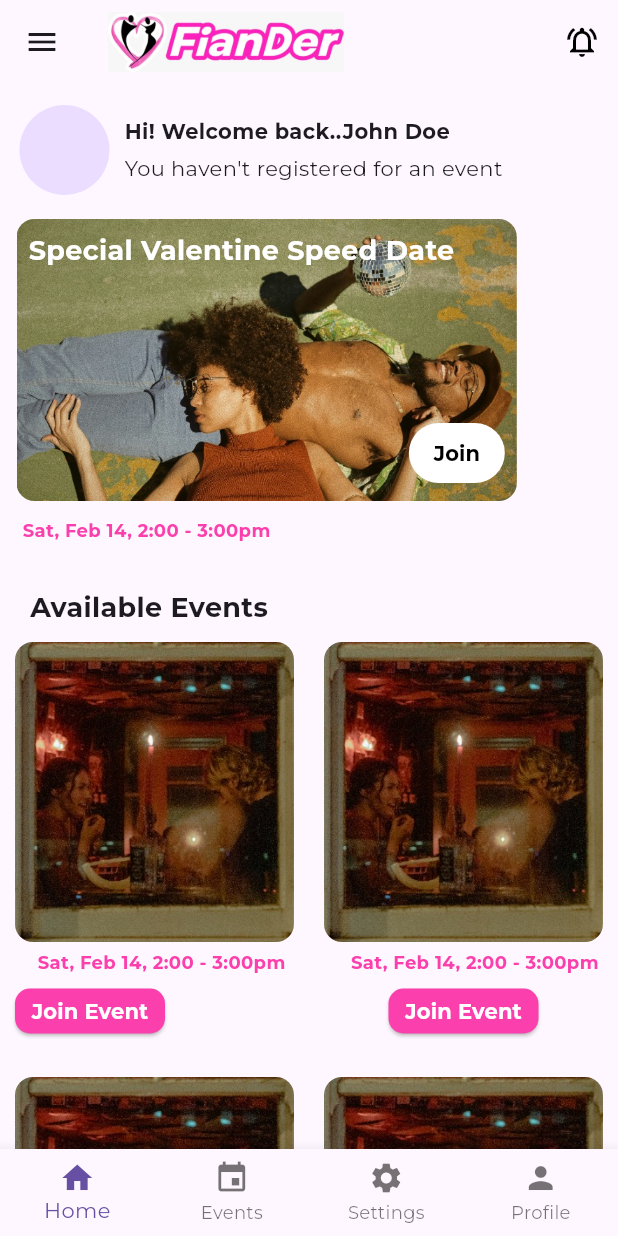
After one commit to Obleanx/89Orbit, a Flutter app: the HomeScreen1 screen opened directly, after a tap on the "menu" icon, on a phone screen of 412 x 824 dp. The commit adds this screen. Run offline on Flutter 3.47's test engine with Material 3 defaults, Android fonts, the phone set to English and light mode, and no system bars; drawn by our look-alikes of carousel_slider; our stand-ins replace cloud_firestore, firebase_auth, firebase_core, google_fonts, smooth_page_indicator; accounts and stored records are empty.

Commit message:
added the home screens

```diff
--- /dev/null
+++ b/lib/PROVIDERS/home_screen_provider.dart
@@ -0,0 +1,13 @@
+import 'package:flutter/foundation.dart';
+
+class HomeScreenProvider with ChangeNotifier {
+  // Example state variable
+  String _exampleData = 'Initial data';
+
+  String get exampleData => _exampleData;
+
+  void updateExampleData(String newData) {
+    _exampleData = newData;
+    notifyListeners();
+  }
+}
--- /dev/null
+++ b/lib/SCREENS/ALL HOME SCREEN/home_screen.dart
@@ -0,0 +1,424 @@
+import 'package:fiander/CONSTANTS/constants.dart';
+import 'package:flutter/material.dart';
+import 'package:carousel_slider/carousel_slider.dart';
+
+void main() {
+  runApp(MyApp());
+}
+
+class MyApp extends StatelessWidget {
+  @override
+  Widget build(BuildContext context) {
+    return MaterialApp(
+      title: 'Sliver Todo App',
+      theme: ThemeData(
+        primarySwatch: Colors.blue,
+      ),
+      home: HomeScreen1(),
+    );
+  }
+}
+
+class HomeScreen1 extends StatelessWidget {
+  @override
+  Widget build(BuildContext context) {
+    return Scaffold(
+      backgroundColor: Colors.grey[270],
+      body: CustomScrollView(
+        slivers: [
+          SliverAppBar(
+            floating: true,
+            pinned: true,
+            expandedHeight: 70,
+            leading: IconButton(
+              icon: const Icon(Icons.menu),
+              onPressed: () {
+                // TODO: Implement menu functionality
+              },
+            ),
+            title: Image.asset('lib/images/fianderlogo.png', height: 40),
+            actions: [
+              IconButton(
+                icon: const Icon(
+                  Icons.notifications_active_outlined,
+                  color: Colors.black,
+                ),
+                onPressed: () {
+                  // TODO: Implement notification functionality
+                },
+              ),
+            ],
+          ),
+          SliverToBoxAdapter(
+            child: Column(
+              crossAxisAlignment: CrossAxisAlignment.start,
+              children: [
+                UserWelcome(),
+                const SizedBox(height: 10),
+                CarouselSection(),
+                EventDateText(),
+                AvailableEventsTitle(),
+                EventGrid(),
+                EventGrid(),
+                UpcomingEventsTitle(),
+                const UpcomingEventCard(
+                  date: 'Saturday, April 13th',
+                  time: '2:00-3:00pm',
+                ),
+                const SizedBox(height: 20),
+                const UpcomingEventCard(
+                  date: 'Sunday, April 14th',
+                  time: '4:00-5:00pm',
+                ),
+                const SizedBox(height: 16),
+              ],
+            ),
+          ),
+        ],
+      ),
+      bottomNavigationBar: CustomBottomNavigationBar(),
+    );
+  }
+}
+
+class UserWelcome extends StatelessWidget {
+  @override
+  Widget build(BuildContext context) {
+    return Padding(
+      padding: const EdgeInsets.only(left: 13),
+      child: Row(
+        children: [
+          const CircleAvatar(
+            radius: 30,
+            // backgroundImage: NetworkImage('https://example.com/user_image.jpg'),
+          ),
+          const SizedBox(width: 10),
+          Expanded(
+            child: Column(
+              crossAxisAlignment: CrossAxisAlignment
+                  .start, // Aligns text to the start of the Column
+
+              children: [
+                const Text(
+                  'Hi! Welcome back..John Doe',
+                  style: TextStyle(fontWeight: FontWeight.bold),
+                ),
+                const SizedBox(height: 5),
+                EventRegistrationStatus(),
+              ],
+            ),
+          ),
+        ],
+      ),
+    );
+  }
+}
+
+class EventRegistrationStatus extends StatelessWidget {
+  @override
+  Widget build(BuildContext context) {
+    return const Text("You haven't registered for an event");
+  }
+}
+
+class CarouselSection extends StatelessWidget {
+  final List<String> images = [
+    'lib/images/home1.jpeg',
+    'lib/images/home2.jpeg',
+    'lib/images/home3.jpeg',
+  ];
+
+  @override
+  Widget build(BuildContext context) {
+    return Container(
+      height: 200,
+      child: CarouselSlider(
+        options: CarouselOptions(
+          aspectRatio: 16 / 9,
+          viewportFraction: 1,
+          enlargeCenterPage: true,
+          enableInfiniteScroll: false,
+          autoPlay: true,
+        ),
+        items: images.map((image) {
+          return Builder(
+            builder: (BuildContext context) {
+              return Padding(
+                padding: const EdgeInsets.all(6.0),
+                child: Container(
+                  width: MediaQuery.of(context).size.width,
+                  margin: const EdgeInsets.symmetric(horizontal: 5.0),
+                  decoration: BoxDecoration(
+                    borderRadius: BorderRadius.circular(12),
+                    image: DecorationImage(
+                      image: AssetImage(image),
+                      fit: BoxFit.cover,
+                    ),
+                  ),
+                  child: Stack(
+                    children: [
+                      const Padding(
+                        padding: EdgeInsets.all(8.0),
+                        child: Align(
+                          alignment: Alignment.topLeft,
+                          child: Row(
+                            children: [
+                              Text(
+                                'Special Valentine Speed Date',
+                                style: TextStyle(
+                                  color: Colors.white,
+                                  fontSize: 18,
+                                  fontWeight: FontWeight.bold,
+                                ),
+                              ),
+                              //there is no space to add the love(heart icon)
+                            ],
+                          ),
+                        ),
+                      ),
+                      Positioned(
+                        bottom: 8,
+                        right: 8,
+                        child: TextButton(
+                          onPressed: () {
+                            // Handle button press
+                          },
+                          style: TextButton.styleFrom(
+                            foregroundColor: TextsInsideButtonColor,
+                            backgroundColor:
+                                Colors.white, // Ensure transparent background
+                            padding: const EdgeInsets.symmetric(
+                                horizontal: 16, vertical: 8),
+                          ),
+                          child: const Text(
+                            'Join',
+                            style: TextStyle(
+                                color: Colors.black,
+                                fontWeight: FontWeight.bold),
+                          ),
+                        ),
+                      ),
+                    ],
+                  ),
+                ),
+              );
+            },
+          );
+        }).toList(),
+      ),
+    );
+  }
+}
+
+class EventDateText extends StatelessWidget {
+  @override
+  Widget build(BuildContext context) {
+    return const Padding(
+      padding: EdgeInsets.only(left: 15, top: 5),
+      child: Text(
+        'Sat, Feb 14, 2:00 - 3:00pm',
+        style: TextStyle(
+            color: TextsInsideButtonColor,
+            fontWeight: FontWeight.bold,
+            fontSize: 12),
+      ),
+    );
+  }
+}
+
+class AvailableEventsTitle extends StatelessWidget {
+  @override
+  Widget build(BuildContext context) {
+    return const Padding(
+      padding: EdgeInsets.only(top: 30, left: 20),
+      child: Text(
+        'Available Events',
+        style: TextStyle(fontWeight: FontWeight.bold, fontSize: 18),
+      ),
+    );
+  }
+}
+
+class EventGrid extends StatelessWidget {
+  @override
+  Widget build(BuildContext context) {
+    return Padding(
+      padding: const EdgeInsets.all(10.0),
+      child: Row(
+        children: [
+          Expanded(
+            child: Column(
+              crossAxisAlignment: CrossAxisAlignment.start,
+              children: [
+                Container(
+                  height: 200, // Set the height directly
+                  decoration: BoxDecoration(
+                    borderRadius: BorderRadius.circular(12),
+                    image: const DecorationImage(
+                      image: AssetImage('lib/images/event1.jpeg'),
+                      fit: BoxFit.cover,
+                    ),
+                  ),
+                ),
+                EventDateText(),
+                JoinButton(),
+              ],
+            ),
+          ),
+          const SizedBox(width: 20),
+          Expanded(
+            child: Column(
+              children: [
+                Container(
+                  height: 200,
+                  // Set the height directly
+                  decoration: BoxDecoration(
+                    borderRadius: BorderRadius.circular(12),
+                    image: const DecorationImage(
+                      image: AssetImage('lib/images/event2.jpeg'),
+                      fit: BoxFit.cover,
+                    ),
+                  ),
+                ),
+                EventDateText(),
+                JoinButton(),
+              ],
+            ),
+          ),
+        ],
+      ),
+    );
+  }
+}
+
+class JoinButton extends StatelessWidget {
+  @override
+  Widget build(BuildContext context) {
+    return ElevatedButton(
+      onPressed: () {},
+      style: ElevatedButton.styleFrom(
+        backgroundColor: TextsInsideButtonColor, // Background color
+        shape: RoundedRectangleBorder(
+          borderRadius: BorderRadius.circular(10), // Curved edges
+        ),
+        padding: const EdgeInsets.symmetric(horizontal: 6, vertical: 4),
+        minimumSize: Size(100, 30),
+// Padding
+      ),
+      child: const Text(
+        'Join Event',
+        style: TextStyle(
+          color: Colors.white, // Text color
+          fontWeight: FontWeight.bold, // Text weight
+        ),
+      ),
+    );
+  }
+}
+
+class UpcomingEventsTitle extends StatelessWidget {
+  @override
+  Widget build(BuildContext context) {
+    return const Padding(
+      padding: EdgeInsets.all(16.0),
+      child: Text(
+        'Upcoming Events',
+        style: TextStyle(fontWeight: FontWeight.bold, fontSize: 18),
+      ),
+    );
+  }
+}
+
+class UpcomingEventCard extends StatelessWidget {
+  final String date;
+  final String time;
+
+  const UpcomingEventCard({Key? key, required this.date, required this.time})
+      : super(key: key);
+
+  @override
+  Widget build(BuildContext context) {
+    return Container(
+      margin: const EdgeInsets.symmetric(horizontal: 16),
+      decoration: BoxDecoration(
+        color: Colors.white,
+        borderRadius: BorderRadius.circular(12),
+        border: Border.all(
+          color: const Color(0xff9e9e9e), // Set the border color to grey
+          width: 1, // Set the border width
+        ),
+      ),
+      child: Padding(
+        padding: const EdgeInsets.all(16.0),
+        child: Column(
+          children: [
+            Row(
+              children: [
+                const Icon(Icons.event,
+                    color: TextsInsideButtonColor, size: 24),
+                const SizedBox(width: 8),
+                Expanded(child: Text(date)),
+                const Spacer(),
+                const Icon(Icons.access_time_outlined,
+                    color: TextsInsideButtonColor, size: 24),
+                const SizedBox(width: 8),
+                Text(time),
+              ],
+            ),
+            const SizedBox(height: 16),
+            Align(
+              alignment: Alignment.centerLeft,
+              child: ElevatedButton(
+                onPressed: () {
+                  // TODO: Implement button functionality
+                },
+                style: ElevatedButton.styleFrom(
+                  backgroundColor: TextsInsideButtonColor,
+                  padding:
+                      const EdgeInsets.symmetric(horizontal: 16, vertical: 8),
+                  minimumSize: const Size(100, 30),
+                ),
+                child: const Text(
+                  'Register',
+                  style: TextStyle(color: Colors.white),
+                ),
+              ),
+            ),
+          ],
+        ),
+      ),
+    );
+  }
+}
+
+class CustomBottomNavigationBar extends StatelessWidget {
+  @override
+  Widget build(BuildContext context) {
+    return BottomNavigationBar(
+      type: BottomNavigationBarType.fixed,
+      currentIndex: 0,
+      items: const [
+        BottomNavigationBarItem(
+          icon: Icon(Icons.home),
+          label: 'Home',
+        ),
+        BottomNavigationBarItem(
+          icon: Icon(Icons.event),
+          label: 'Events',
+        ),
+        BottomNavigationBarItem(
+          icon: Icon(Icons.settings),
+          label: 'Settings',
+        ),
+        BottomNavigationBarItem(
+          icon: Icon(Icons.person),
+          label: 'Profile',
+        ),
+      ],
+      onTap: (index) {
+        // TODO: Implement navigation functionality
+        print('Tapped on tab $index');
+      },
+    );
+  }
+}
--- a/lib/SCREENS/REGISTRATION SCREENS/basic_info.dart
+++ b/lib/SCREENS/REGISTRATION SCREENS/basic_info.dart
@@ -3,6 +3,7 @@ import 'package:cloud_firestore/cloud_firestore.dart';
 import 'package:fiander/COMPONENTS/phone_number.dart';
 import 'package:fiander/COMPONENTS/reuseable_widgets.dart';
 import 'package:fiander/SCREENS/REGISTRATION%20SCREENS/email_veri.dart';
+import 'package:fiander/SCREENS/onboarding_state.dart';
 import 'package:firebase_auth/firebase_auth.dart';
 import 'package:flutter/foundation.dart';
 import 'package:flutter/material.dart';
--- a/lib/SCREENS/onboarding_page1.dart
+++ b/lib/SCREENS/onboarding_page1.dart
@@ -52,7 +52,8 @@ class OnboardingPage1 extends StatelessWidget {
                         Navigator.pushReplacement(
                           context,
                           MaterialPageRoute(
-                              builder: (context) => LoginWithPhonenumber()),
+                              builder: (context) =>
+                                  const LoginWithPhonenumber()),
                         );
                       },
                       child: const Text(
--- a/pubspec.yaml
+++ b/pubspec.yaml
@@ -43,6 +43,7 @@ dependencies:
   cloud_firestore: ^5.0.2
   path: ^1.8.0
   uni_links: ^0.5.1
+  carousel_slider: ^4.2.1
 
 dev_dependencies:
   flutter_test:
```
Also changed, not shown: lib/COMPONENTS/avatar_screens_widget.dart (+50 -11 lines), lib/SCREENS/REGISTRATION SCREENS/avatar2_screen.dart (+30 -9 lines), lib/SCREENS/REGISTRATION SCREENS/avatar_profile.dart (+16 -1 lines), lib/SCREENS/REGISTRATION SCREENS/phone_OTP.dart (+5 -4 lines), lib/SCREENS/REGISTRATION SCREENS/reg_screen.dart (+3 -13 lines), lib/SCREENS/login_screen.dart (+14 -54 lines), lib/main.dart (+7 -8 lines), pubspec.lock.
